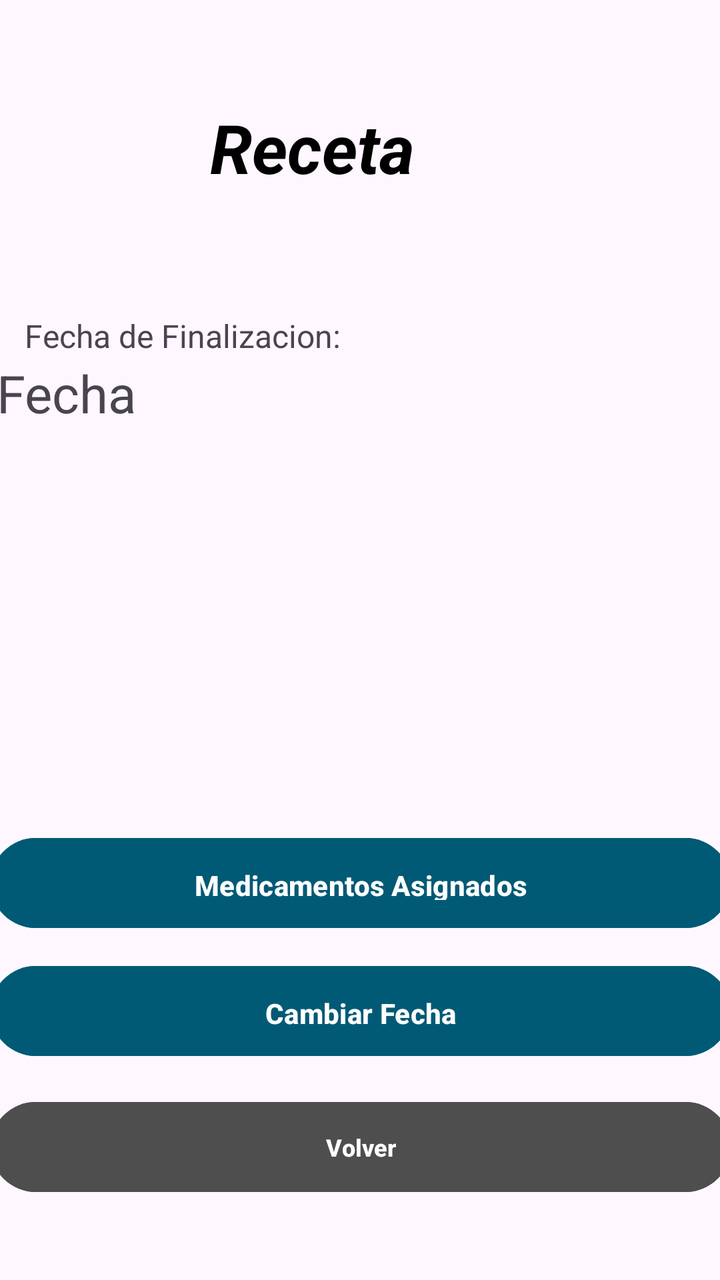
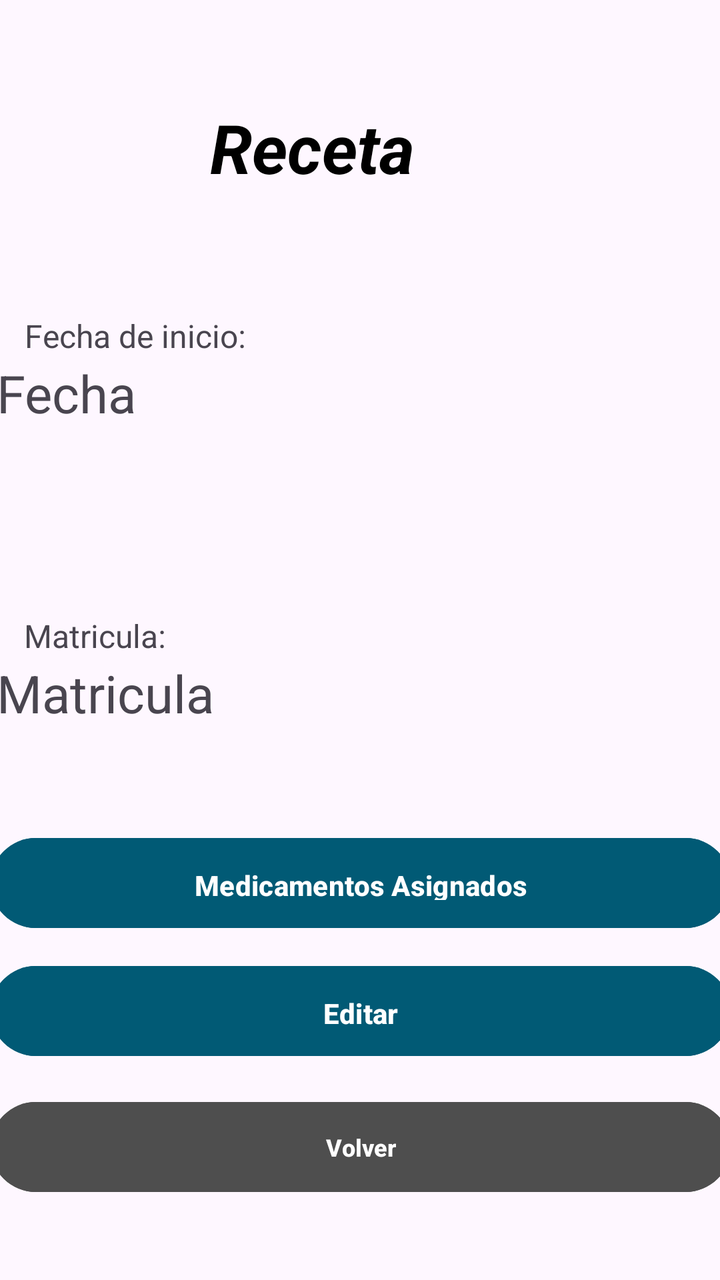

Compare the two renders of this Android layout. The source of the first and the diff that turns it into the second are given below.
<!-- AndroidManifest.xml: application theme Theme.MobilesVC -->
<!-- res/layout/receta_view.xml -->
<?xml version="1.0" encoding="utf-8"?>
<androidx.constraintlayout.widget.ConstraintLayout xmlns:android="http://schemas.android.com/apk/res/android"
    xmlns:app="http://schemas.android.com/apk/res-auto"
    xmlns:tools="http://schemas.android.com/tools"
    android:layout_width="match_parent"
    android:layout_height="match_parent">

    <androidx.constraintlayout.widget.ConstraintLayout
        android:id="@+id/constraintLayout"
        android:layout_width="match_parent"
        android:layout_height="match_parent">

        <TextView
            android:id="@+id/textView52"
            android:layout_width="200dp"
            android:layout_height="22dp"
            android:text="Fecha de Finalizacion:"
            android:textSize="16sp"
            app:layout_constraintBottom_toTopOf="@+id/vFecha"
            app:layout_constraintEnd_toEndOf="parent"
            app:layout_constraintHorizontal_bias="0.077"
            app:layout_constraintStart_toStartOf="parent" />

        <TextView
            android:id="@+id/vFecha"
            android:layout_width="364dp"
            android:layout_height="50dp"
            android:layout_marginTop="88dp"
            android:text="Fecha"
            android:textSize="26sp"
            app:layout_constraintEnd_toEndOf="parent"
            app:layout_constraintStart_toStartOf="parent"
            app:layout_constraintTop_toBottomOf="@+id/textView5" />

        <Button
            android:id="@+id/vToMedicamentosList"
            android:layout_width="370dp"
            android:layout_height="53dp"
            android:layout_marginBottom="172dp"
            android:backgroundTint="#015A75"
            android:paddingVertical="14dp"
            android:text="Medicamentos Asignados"
            android:textStyle="bold"
            app:layout_constraintBottom_toBottomOf="parent"
            app:layout_constraintEnd_toEndOf="parent"
            app:layout_constraintHorizontal_bias="0.5"
            app:layout_constraintStart_toStartOf="parent" />

        <Button
            android:id="@+id/vToRecetaEdit"
            android:layout_width="370dp"
            android:layout_height="53dp"
            android:layout_marginBottom="108dp"
            android:backgroundTint="#015A75"
            android:paddingVertical="14dp"
            android:text="Cambiar Fecha"
            android:textStyle="bold"
            app:layout_constraintBottom_toBottomOf="parent"
            app:layout_constraintEnd_toEndOf="parent"
            app:layout_constraintHorizontal_bias="0.5"
            app:layout_constraintStart_toStartOf="parent" />

        <TextView
            android:id="@+id/textView5"
            android:layout_width="150dp"
            android:layout_height="40dp"
            android:layout_marginTop="51dp"
            android:fontFamily="sans-serif"
            android:text="Receta"
            android:textColor="#000000"
            android:textSize="34sp"
            android:textStyle="bold|italic"
            app:layout_constraintEnd_toEndOf="parent"
            app:layout_constraintStart_toStartOf="parent"
            app:layout_constraintTop_toTopOf="parent"
            tools:textSize="26sp" />

        <Button
            android:id="@+id/vVolverReceta"
            android:layout_width="370dp"
            android:layout_height="53dp"
            android:layout_marginHorizontal="24dp"
            android:layout_marginBottom="40dp"
            android:backgroundTint="#4E4E4E"
            android:paddingVertical="10dp"
            android:text="Volver"
            android:textSize="12sp"
            android:textStyle="bold"
            android:visibility="visible"
            app:layout_constraintBottom_toBottomOf="parent"
            app:layout_constraintEnd_toEndOf="parent"
            app:layout_constraintStart_toStartOf="parent" />

    </androidx.constraintlayout.widget.ConstraintLayout>

</androidx.constraintlayout.widget.ConstraintLayout>
<!-- resources referenced by this layout -->
<resources>
  <style name="Theme.MobilesVC" parent="Base.Theme.MobilesVC" />
  <style name="Base.Theme.MobilesVC" parent="Theme.Material3.DayNight.NoActionBar">
          
          
      </style>
</resources>

<!-- the commit's change to res/layout/receta_view.xml (unified diff, before → after) -->
@@ -11,14 +11,37 @@
         android:layout_height="match_parent">
 
         <TextView
-            android:id="@+id/textView52"
+            android:id="@+id/vMatricula"
+            android:layout_width="364dp"
+            android:layout_height="50dp"
+            android:layout_marginTop="100dp"
+            android:text="Matricula"
+            android:textSize="26sp"
+            app:layout_constraintEnd_toEndOf="parent"
+            app:layout_constraintHorizontal_bias="0.50"
+            app:layout_constraintStart_toStartOf="parent"
+            app:layout_constraintTop_toBottomOf="@+id/vFecha" />
+
+        <TextView
+            android:id="@+id/textView73"
             android:layout_width="200dp"
             android:layout_height="22dp"
-            android:text="Fecha de Finalizacion:"
+            android:text="Fecha de inicio:"
             android:textSize="16sp"
             app:layout_constraintBottom_toTopOf="@+id/vFecha"
             app:layout_constraintEnd_toEndOf="parent"
             app:layout_constraintHorizontal_bias="0.077"
+            app:layout_constraintStart_toStartOf="parent" />
+
+        <TextView
+            android:id="@+id/textView52"
+            android:layout_width="200dp"
+            android:layout_height="22dp"
+            android:text="Matricula:"
+            android:textSize="16sp"
+            app:layout_constraintBottom_toTopOf="@+id/vMatricula"
+            app:layout_constraintEnd_toEndOf="parent"
+            app:layout_constraintHorizontal_bias="0.075"
             app:layout_constraintStart_toStartOf="parent" />
 
         <TextView
@@ -53,7 +76,7 @@
             android:layout_marginBottom="108dp"
             android:backgroundTint="#015A75"
             android:paddingVertical="14dp"
-            android:text="Cambiar Fecha"
+            android:text="Editar"
             android:textStyle="bold"
             app:layout_constraintBottom_toBottomOf="parent"
             app:layout_constraintEnd_toEndOf="parent"
